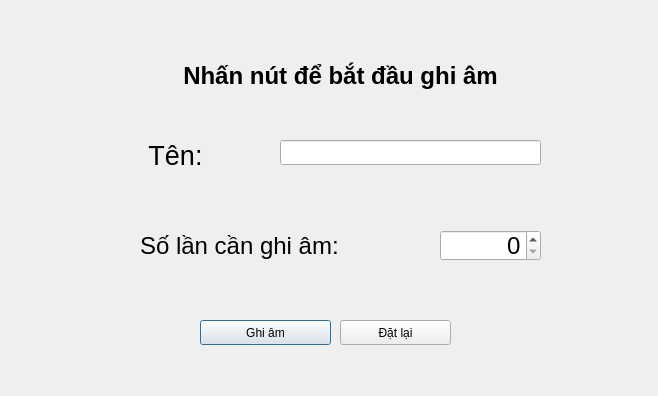
Above: DataCollectTool/RecToolUI.ui from Artori-kun/SpeechCommandDataCollectingTool before the change. Below: the same form after it.
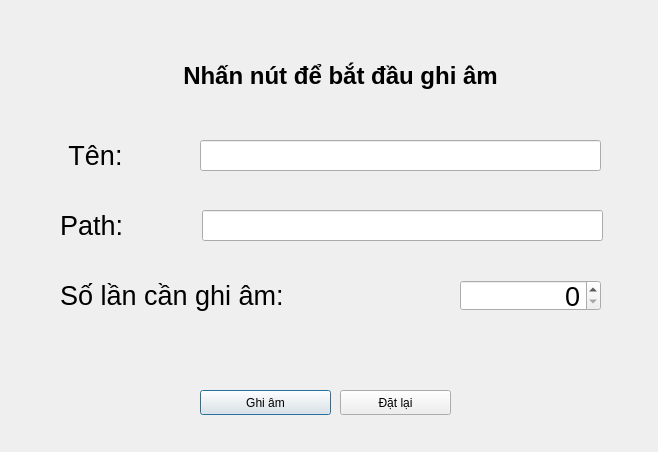
That is the form after the change.

Commit message: Add path line edit

The edit to the form file:
```diff
--- a/DataCollectTool/RecToolUI.ui
+++ b/DataCollectTool/RecToolUI.ui
@@ -7,7 +7,7 @@
     <x>0</x>
     <y>0</y>
     <width>658</width>
-    <height>396</height>
+    <height>452</height>
    </rect>
   </property>
   <property name="windowTitle">
@@ -40,7 +40,7 @@
    <property name="geometry">
     <rect>
      <x>200</x>
-     <y>320</y>
+     <y>390</y>
      <width>131</width>
      <height>25</height>
     </rect>
@@ -52,7 +52,7 @@
   <widget class="QLabel" name="name_label">
    <property name="geometry">
     <rect>
-     <x>130</x>
+     <x>50</x>
      <y>140</y>
      <width>91</width>
      <height>31</height>
@@ -74,7 +74,7 @@
    <property name="geometry">
     <rect>
      <x>340</x>
-     <y>320</y>
+     <y>390</y>
      <width>111</width>
      <height>25</height>
     </rect>
@@ -86,30 +86,33 @@
   <widget class="QLineEdit" name="name_lineEdit">
    <property name="geometry">
     <rect>
-     <x>280</x>
+     <x>200</x>
      <y>140</y>
-     <width>261</width>
-     <height>25</height>
+     <width>401</width>
+     <height>31</height>
     </rect>
    </property>
    <property name="font">
     <font>
-     <pointsize>18</pointsize>
+     <pointsize>20</pointsize>
     </font>
    </property>
+   <property name="alignment">
+    <set>Qt::AlignRight|Qt::AlignTrailing|Qt::AlignVCenter</set>
+   </property>
   </widget>
   <widget class="QLabel" name="times_needed_label">
    <property name="geometry">
     <rect>
-     <x>140</x>
-     <y>230</y>
-     <width>221</width>
+     <x>60</x>
+     <y>280</y>
+     <width>251</width>
      <height>31</height>
     </rect>
    </property>
    <property name="font">
     <font>
-     <pointsize>18</pointsize>
+     <pointsize>20</pointsize>
     </font>
    </property>
    <property name="text">
@@ -119,15 +122,51 @@
   <widget class="QSpinBox" name="times_needed_spinbox">
    <property name="geometry">
     <rect>
-     <x>440</x>
-     <y>230</y>
-     <width>101</width>
+     <x>460</x>
+     <y>280</y>
+     <width>141</width>
      <height>31</height>
     </rect>
    </property>
    <property name="font">
     <font>
-     <pointsize>18</pointsize>
+     <pointsize>20</pointsize>
+    </font>
+   </property>
+   <property name="alignment">
+    <set>Qt::AlignRight|Qt::AlignTrailing|Qt::AlignVCenter</set>
+   </property>
+  </widget>
+  <widget class="QLabel" name="path_label">
+   <property name="geometry">
+    <rect>
+     <x>60</x>
+     <y>210</y>
+     <width>71</width>
+     <height>31</height>
+    </rect>
+   </property>
+   <property name="font">
+    <font>
+     <pointsize>20</pointsize>
+    </font>
+   </property>
+   <property name="text">
+    <string>Path:</string>
+   </property>
+  </widget>
+  <widget class="QLineEdit" name="path_edit">
+   <property name="geometry">
+    <rect>
+     <x>202</x>
+     <y>210</y>
+     <width>401</width>
+     <height>31</height>
+    </rect>
+   </property>
+   <property name="font">
+    <font>
+     <pointsize>20</pointsize>
     </font>
    </property>
    <property name="alignment">
```
The commit also changes 3 other files.
